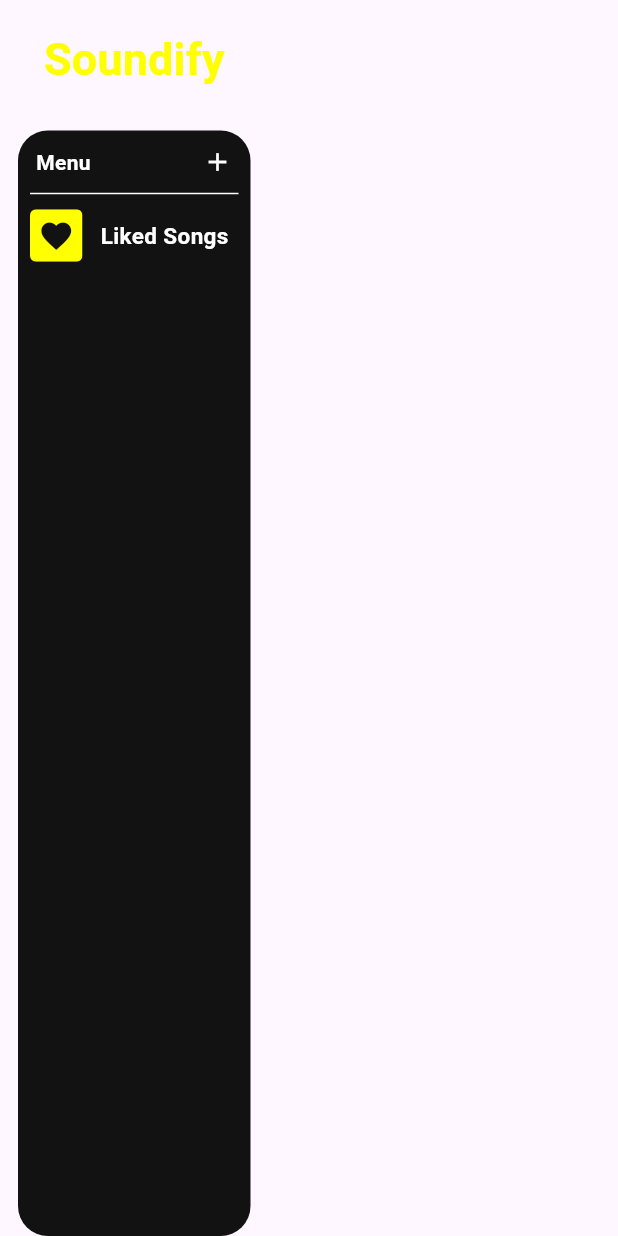
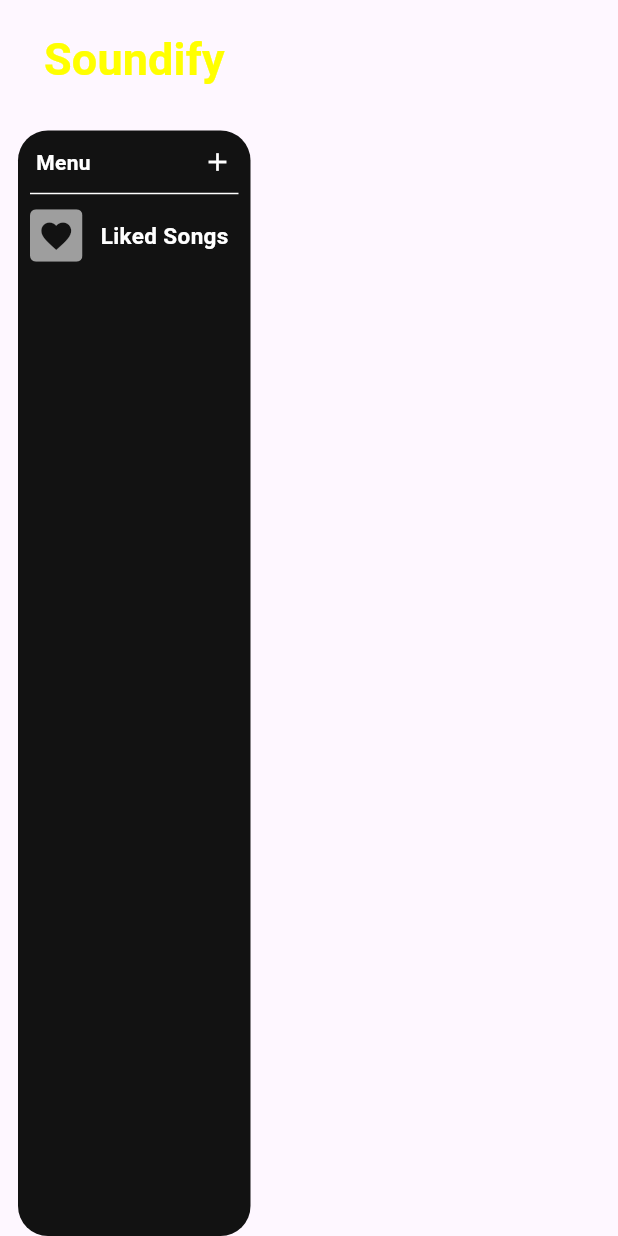
Before and after one commit to mfaizasysyauqi/Soundify-SQLite-CleanArchitecture, a Flutter app: the SidebarWidget widget shown alone on an empty page, opened directly with empty values, after a tap on "Soundify", on a phone screen of 412 x 824 dp. Run offline on Flutter 3.47's test engine with Material 3 defaults, Android fonts, the phone set to English and light mode, and no system bars; missing offline and left inert: window_manager; statements that could not run were skipped.

Commit message:
feat(main): update widget navigation and improve playlist section

```diff
--- a/lib/presentation/widgets/main/sidebar_widget.dart
+++ b/lib/presentation/widgets/main/sidebar_widget.dart
@@ -4,7 +4,8 @@ import 'package:provider/provider.dart';
 import 'package:soundify/core/styles/colors.dart';
 import 'package:soundify/core/styles/text_styles.dart';
 import 'package:soundify/presentation/providers/primary_widget_state_provider.dart';
-import 'package:soundify/presentation/widgets/primary/home_widget.dart';
+import 'package:soundify/presentation/screens/app/primary/home/home_screen.dart';
+import 'package:soundify/presentation/screens/app/primary/liked/liked_song_screen.dart';
 
 class SidebarWidget extends StatelessWidget {
   final Function(BuildContext) onShowModal; // Updated type definition
@@ -36,8 +37,8 @@ class SidebarWidget extends StatelessWidget {
         onPressed: () {
           Provider.of<PrimaryWidgetStateProvider>(context, listen: false)
               .changeWidget(
-            const HomeWidget(),
-            'AddSongWidget',
+            const HomeScreen(),
+            'HomeScreen',
           );
         },
         child: const Text(
@@ -70,7 +71,7 @@ class SidebarWidget extends StatelessWidget {
             child: Divider(color: primaryTextColor),
           ),
           Expanded(
-            child: _buildPlaylistSection(),
+            child: _buildPlaylistSection(context),
           ),
           const SizedBox(
             height: 1,
@@ -110,14 +111,20 @@ class SidebarWidget extends StatelessWidget {
     );
   }
 
-  Widget _buildPlaylistSection() {
+  Widget _buildPlaylistSection(BuildContext context) {
     return SingleChildScrollView(
       child: Column(
         children: [
           Padding(
             padding: const EdgeInsets.symmetric(horizontal: 8.0),
             child: GestureDetector(
-              onTap: () {},
+              onTap: () {
+                Provider.of<PrimaryWidgetStateProvider>(context, listen: false)
+                    .changeWidget(
+                  const LikedSongScreen(),
+                  'LikedSongScreen',
+                );
+              },
               child: Container(
                 height: 40,
                 color: primaryColor,
@@ -128,7 +135,7 @@ class SidebarWidget extends StatelessWidget {
                       child: Container(
                         width: 35,
                         height: 35,
-                        color: secondaryColor,
+                        color: senaryColor,
                         child: Icon(
                           Icons.favorite,
                           color: primaryColor,
```
